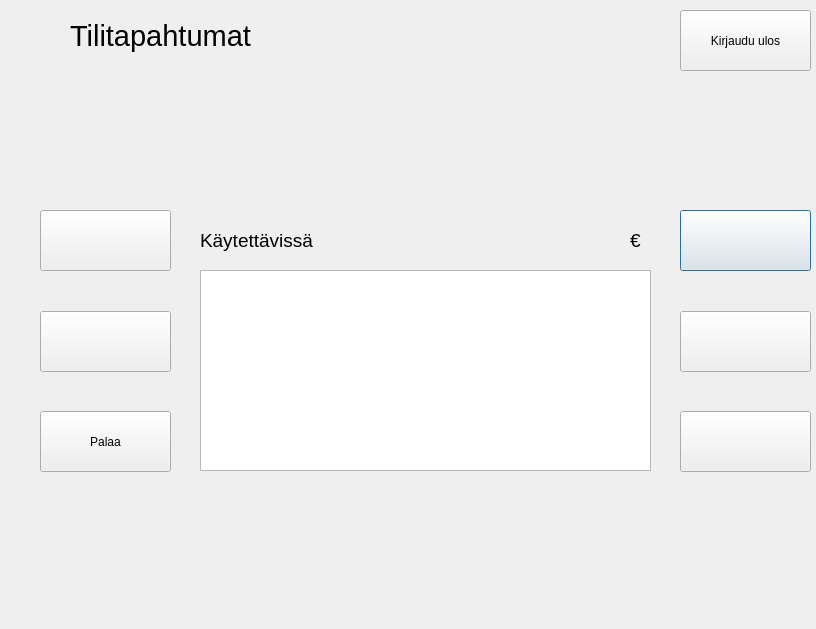
Qt form frontend/tilitapahtumatwindow.ui (Jani-OAMK/ATM-group-project) before a commit.
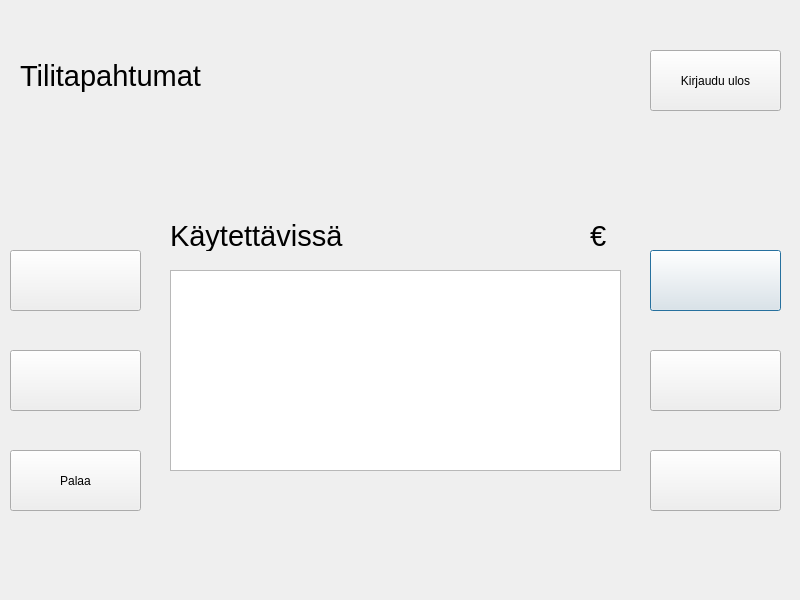
The same form after that commit.

Commit message: Yhdennetty UI:t ja poistettu qdebugeja

What changed in the file:
```diff
--- a/frontend/tilitapahtumatwindow.ui
+++ b/frontend/tilitapahtumatwindow.ui
@@ -6,8 +6,8 @@
    <rect>
     <x>0</x>
     <y>0</y>
-    <width>816</width>
-    <height>629</height>
+    <width>800</width>
+    <height>600</height>
    </rect>
   </property>
   <property name="windowTitle">
@@ -16,8 +16,8 @@
   <widget class="QPushButton" name="pushButton_12">
    <property name="geometry">
     <rect>
-     <x>680</x>
-     <y>210</y>
+     <x>650</x>
+     <y>250</y>
      <width>131</width>
      <height>61</height>
     </rect>
@@ -29,8 +29,8 @@
   <widget class="QPushButton" name="btnKirjauduUlos">
    <property name="geometry">
     <rect>
-     <x>680</x>
-     <y>10</y>
+     <x>650</x>
+     <y>50</y>
      <width>131</width>
      <height>61</height>
     </rect>
@@ -42,8 +42,8 @@
   <widget class="QPushButton" name="btnSeuraava">
    <property name="geometry">
     <rect>
-     <x>680</x>
-     <y>411</y>
+     <x>650</x>
+     <y>450</y>
      <width>131</width>
      <height>61</height>
     </rect>
@@ -55,8 +55,8 @@
   <widget class="QPushButton" name="btnEdellinen">
    <property name="geometry">
     <rect>
-     <x>680</x>
-     <y>311</y>
+     <x>650</x>
+     <y>350</y>
      <width>131</width>
      <height>61</height>
     </rect>
@@ -68,8 +68,8 @@
   <widget class="QLabel" name="label">
    <property name="geometry">
     <rect>
-     <x>70</x>
-     <y>10</y>
+     <x>20</x>
+     <y>50</y>
      <width>221</width>
      <height>51</height>
     </rect>
@@ -86,8 +86,8 @@
   <widget class="QPushButton" name="btnTilitapahtumat">
    <property name="geometry">
     <rect>
-     <x>40</x>
-     <y>311</y>
+     <x>10</x>
+     <y>350</y>
      <width>131</width>
      <height>61</height>
     </rect>
@@ -99,8 +99,8 @@
   <widget class="QPushButton" name="btnPalaa">
    <property name="geometry">
     <rect>
-     <x>40</x>
-     <y>411</y>
+     <x>10</x>
+     <y>450</y>
      <width>131</width>
      <height>61</height>
     </rect>
@@ -112,8 +112,8 @@
   <widget class="QPushButton" name="btnNosto">
    <property name="geometry">
     <rect>
-     <x>40</x>
-     <y>210</y>
+     <x>10</x>
+     <y>250</y>
      <width>131</width>
      <height>61</height>
     </rect>
@@ -125,7 +125,7 @@
   <widget class="QTableWidget" name="tableTapahtumat">
    <property name="geometry">
     <rect>
-     <x>200</x>
+     <x>170</x>
      <y>270</y>
      <width>451</width>
      <height>201</height>
@@ -135,15 +135,15 @@
   <widget class="QLabel" name="label_2">
    <property name="geometry">
     <rect>
-     <x>200</x>
-     <y>230</y>
+     <x>170</x>
+     <y>220</y>
      <width>441</width>
-     <height>21</height>
+     <height>31</height>
     </rect>
    </property>
    <property name="font">
     <font>
-     <pointsize>14</pointsize>
+     <pointsize>22</pointsize>
     </font>
    </property>
    <property name="text">
@@ -155,7 +155,7 @@
     <rect>
      <x>520</x>
      <y>230</y>
-     <width>101</width>
+     <width>71</width>
      <height>21</height>
     </rect>
    </property>
@@ -171,15 +171,15 @@
   <widget class="QLabel" name="label_3">
    <property name="geometry">
     <rect>
-     <x>630</x>
-     <y>230</y>
-     <width>16</width>
-     <height>21</height>
+     <x>590</x>
+     <y>220</y>
+     <width>21</width>
+     <height>31</height>
     </rect>
    </property>
    <property name="font">
     <font>
-     <pointsize>14</pointsize>
+     <pointsize>22</pointsize>
     </font>
    </property>
    <property name="text">
```
The commit also changes 7 other files.
